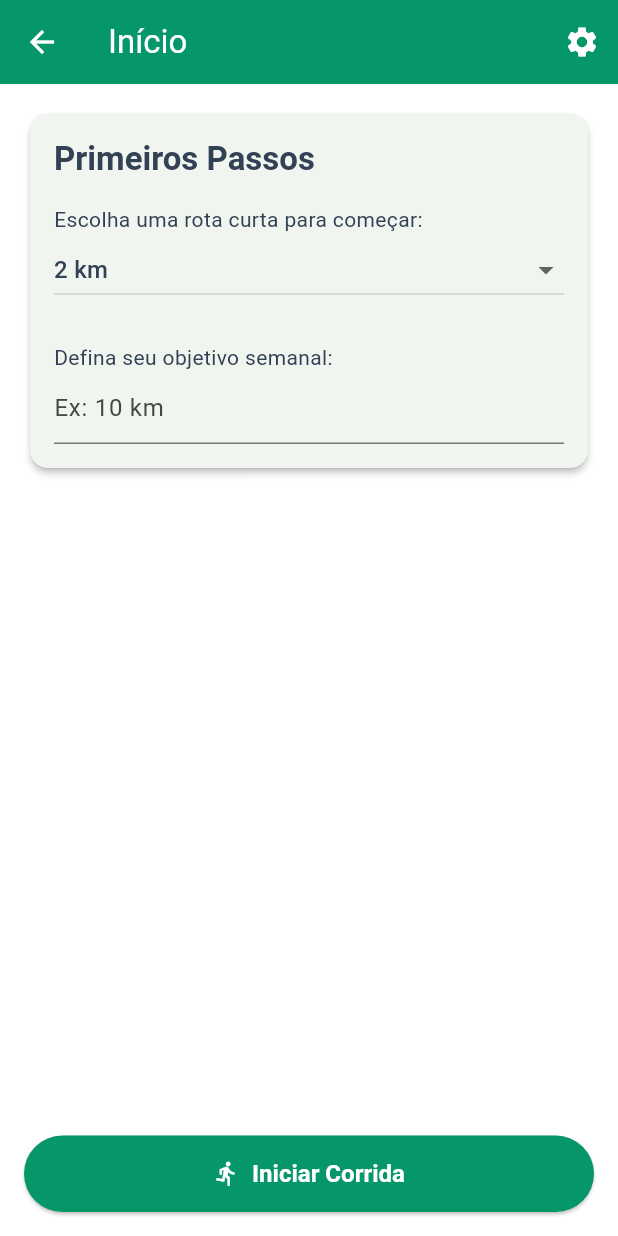
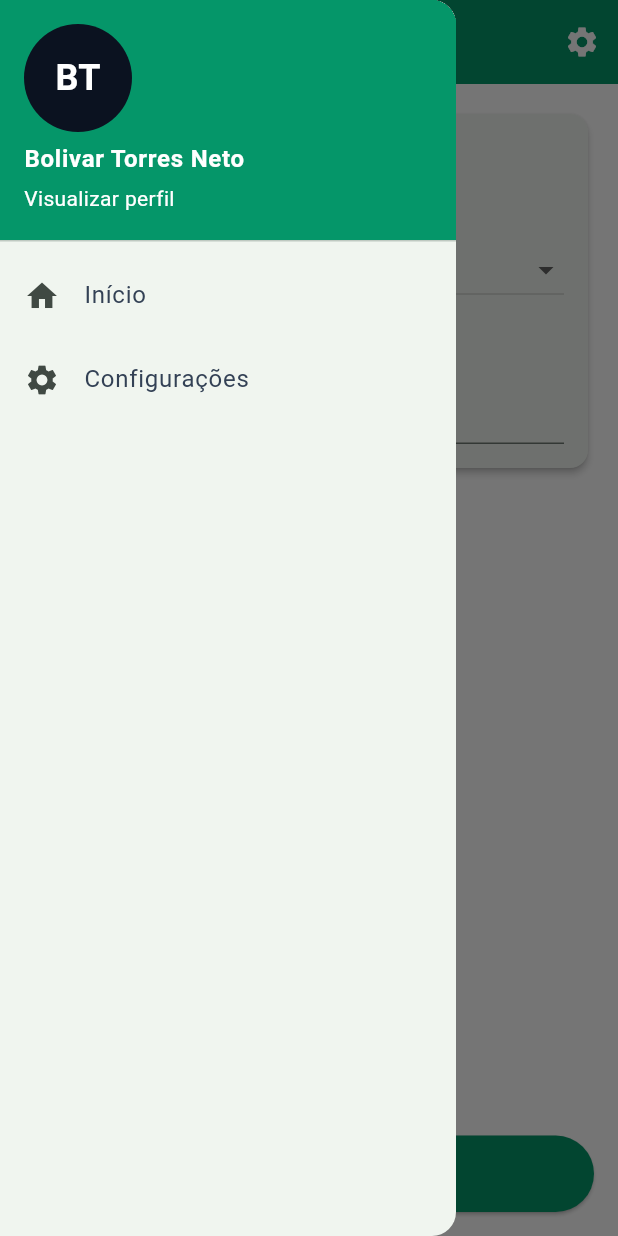
Before and after one commit to bolivia00/runsafe-flutter-app, a Flutter app: the HomeScreen screen opened by its route, with the side drawer open (before the commit the screen has no drawer), on a phone screen of 412 x 824 dp. Run offline on Flutter 3.47's test engine with Material 3 defaults, Android fonts, the light colour scheme and no system bars; our stand-ins replace dots_indicator, flutter_svg, shared_preferences; accounts and stored records are empty.

Commit message:
feat(avatar): PR1 - Adiciona infraestrutura do Drawer, pacotes e fallback de iniciais

```diff
--- /dev/null
+++ b/devtools_options.yaml
@@ -0,0 +1,3 @@
+description: This file stores settings for Dart & Flutter DevTools.
+documentation: https://docs.flutter.dev/tools/devtools/extensions#configure-extension-enablement-states
+extensions:
--- /dev/null
+++ b/lib/repositories/profile_repository.dart
@@ -0,0 +1,5 @@
+// Este é o esqueleto do nosso Repositório.
+// Ele será o "orquestrador" das nossas ações.
+class ProfileRepository {
+  // Deixaremos em branco por enquanto.
+}
--- a/lib/screens/home_screen.dart
+++ b/lib/screens/home_screen.dart
@@ -1,5 +1,6 @@
 import 'package:flutter/material.dart';
 import 'package:runsafe/services/storage_service.dart';
+import 'package:runsafe/widgets/app_drawer.dart'; // <-- 1. IMPORTAMOS O NOVO WIDGET
 
 class HomeScreen extends StatefulWidget {
   const HomeScreen({super.key});
@@ -11,36 +12,24 @@ class HomeScreen extends StatefulWidget {
 class _HomeScreenState extends State<HomeScreen> {
   String? _selectedRoute = '2 km';
   final List<String> _routes = ['2 km', '3 km'];
-  // 1. Criamos uma instância do nosso serviço para poder usá-lo.
   final StorageService _storageService = StorageService();
 
-  // 2. Criamos a função que será chamada quando o usuário clicar em "Revogar".
   void _revokeConsentAndRestart() async {
-    // Primeiro, chamamos o serviço para apagar o consentimento salvo.
     await _storageService.revokeUserConsent();
-
-    // Depois, reiniciamos o app, voltando para a tela de Splash.
-    // O pushAndRemoveUntil garante que o usuário não consiga "voltar" para a Home.
     if (mounted) {
       Navigator.of(context).pushNamedAndRemoveUntil('/', (route) => false);
     }
   }
-
-  // 3. Adicionamos um novo argumento para a rota no main.dart
-  // para que a tela de Splash seja a rota inicial.
-  // Vamos ajustar o main.dart a seguir.
 
   @override
   Widget build(BuildContext context) {
     return Scaffold(
       appBar: AppBar(
         title: const Text('Início'),
-        // 4. Adicionamos um ícone de "configurações" na barra de título.
         actions: [
           IconButton(
             icon: const Icon(Icons.settings),
             onPressed: () {
-              // Ao clicar, mostramos um diálogo de confirmação.
               showDialog(
                 context: context,
                 builder: (BuildContext context) {
@@ -52,7 +41,7 @@ class _HomeScreenState extends State<HomeScreen> {
                       TextButton(
                         child: const Text('Cancelar'),
                         onPressed: () {
-                          Navigator.of(context).pop(); // Fecha o diálogo
+                          Navigator.of(context).pop();
                         },
                       ),
                       TextButton(
@@ -67,6 +56,8 @@ class _HomeScreenState extends State<HomeScreen> {
           ),
         ],
       ),
+      // 2. ADICIONAMOS O DRAWER AQUI
+      drawer: const AppDrawer(),
       body: Padding(
         padding: const EdgeInsets.all(16.0),
         child: Column(
--- /dev/null
+++ b/lib/services/local_photo_store.dart
@@ -0,0 +1,5 @@
+// Este é o esqueleto do nosso "Armazenamento".
+// Ele será o responsável por salvar e apagar o ARQUIVO da foto.
+class LocalPhotoStore {
+  // Deixaremos em branco por enquanto.
+}
--- /dev/null
+++ b/lib/widgets/app_drawer.dart
@@ -0,0 +1,61 @@
+import 'package:flutter/material.dart';
+import 'package:runsafe/utils/app_colors.dart';
+
+class AppDrawer extends StatelessWidget {
+  const AppDrawer({super.key});
+
+  @override
+  Widget build(BuildContext context) {
+    // Usamos seu nome "Bolivar Torres" para pegar as iniciais "BT"
+    const String userName = "Bolivar Torres Neto";
+    const String userInitials = "BT";
+
+    return Drawer(
+      child: ListView(
+        padding: EdgeInsets.zero,
+        children: [
+          UserAccountsDrawerHeader(
+            accountName: const Text(
+              userName,
+              style: TextStyle(
+                fontWeight: FontWeight.bold,
+                fontSize: 16,
+              ),
+            ),
+            accountEmail: const Text("Visualizar perfil"), // Podemos mudar isso depois
+            currentAccountPicture: CircleAvatar(
+              backgroundColor: AppColors.navy, // Cor de fundo das iniciais
+              child: const Text(
+                userInitials,
+                style: TextStyle(
+                  fontSize: 24,
+                  fontWeight: FontWeight.bold,
+                  color: Colors.white,
+                ),
+              ),
+            ),
+            decoration: BoxDecoration(
+              color: AppColors.emerald, // Cor de fundo do cabeçalho
+            ),
+          ),
+          ListTile(
+            leading: const Icon(Icons.home),
+            title: const Text('Início'),
+            onTap: () {
+              // Fecha o menu e não faz nada, pois já estamos na Home.
+              Navigator.of(context).pop();
+            },
+          ),
+          ListTile(
+            leading: const Icon(Icons.settings),
+            title: const Text('Configurações'),
+            onTap: () {
+              // Aqui podemos adicionar a navegação para as configurações no futuro
+              Navigator.of(context).pop();
+            },
+          ),
+        ],
+      ),
+    );
+  }
+}
```
Also changed, not shown: pubspec.yaml (+7 -0 lines), pubspec.lock, 5 other files.
